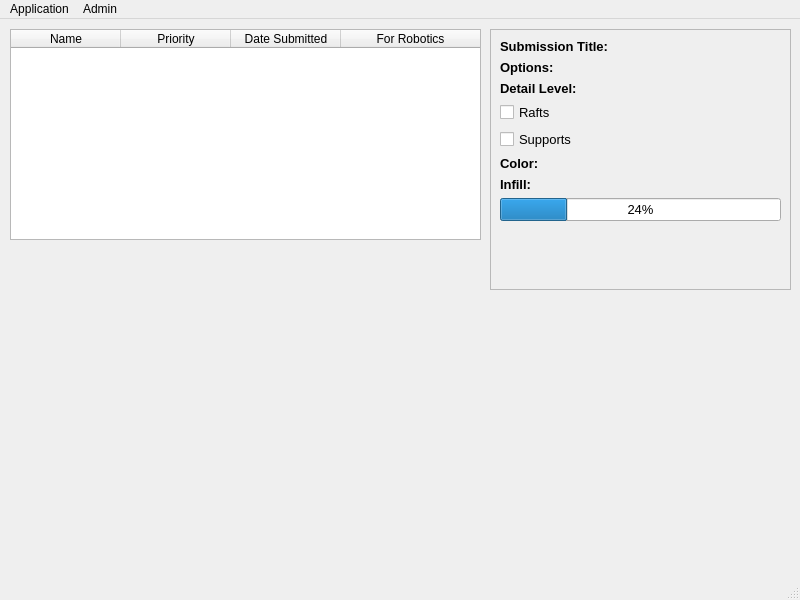
Above: Client/Main_Window.ui from Podshot/3DPrinterSystem before the change. Below: the same form after it.
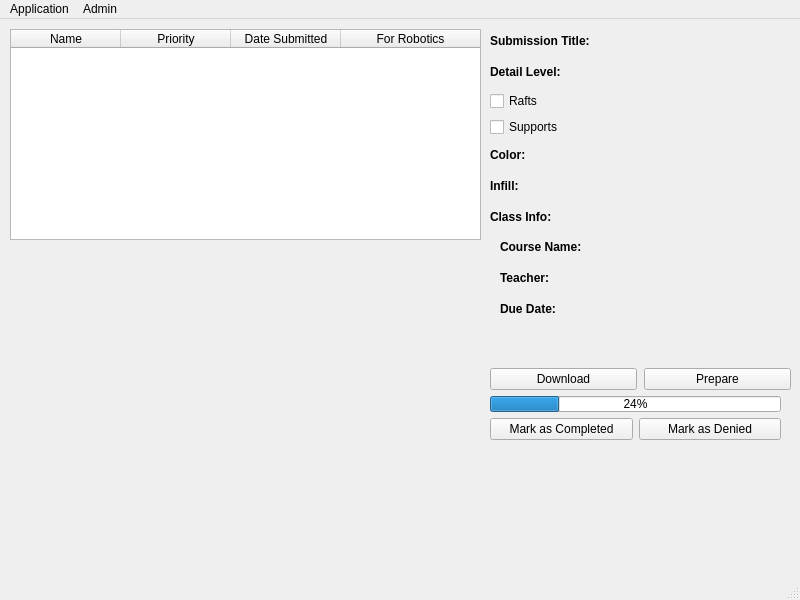
That is the form after the change. Custom widgets are drawn as their Qt base class.

Commit message: Started support for Heroku's internal database

```diff
--- a/Client/Main_Window.ui
+++ b/Client/Main_Window.ui
@@ -38,121 +38,6 @@
    <enum>QTabWidget::Rounded</enum>
   </property>
   <widget class="QWidget" name="centralwidget">
-   <widget class="QFrame" name="frame">
-    <property name="geometry">
-     <rect>
-      <x>490</x>
-      <y>10</y>
-      <width>301</width>
-      <height>261</height>
-     </rect>
-    </property>
-    <property name="font">
-     <font>
-      <pointsize>10</pointsize>
-     </font>
-    </property>
-    <property name="frameShape">
-     <enum>QFrame::StyledPanel</enum>
-    </property>
-    <property name="frameShadow">
-     <enum>QFrame::Sunken</enum>
-    </property>
-    <layout class="QFormLayout" name="formLayout_2">
-     <property name="fieldGrowthPolicy">
-      <enum>QFormLayout::AllNonFixedFieldsGrow</enum>
-     </property>
-     <item row="0" column="0">
-      <widget class="QLabel" name="title_label">
-       <property name="lineWidth">
-        <number>1</number>
-       </property>
-       <property name="text">
-        <string>&lt;b&gt;Submission Title:&lt;/b&gt;</string>
-       </property>
-       <property name="textFormat">
-        <enum>Qt::RichText</enum>
-       </property>
-      </widget>
-     </item>
-     <item row="1" column="0">
-      <widget class="QLabel" name="options_label">
-       <property name="text">
-        <string>&lt;b&gt;Options:&lt;/b&gt;</string>
-       </property>
-      </widget>
-     </item>
-     <item row="3" column="0">
-      <widget class="QReadOnlyCheckBox" name="rafts_option">
-       <property name="font">
-        <font>
-         <weight>50</weight>
-         <bold>false</bold>
-        </font>
-       </property>
-       <property name="text">
-        <string>Rafts</string>
-       </property>
-       <property name="checkable">
-        <bool>true</bool>
-       </property>
-       <property name="checked">
-        <bool>false</bool>
-       </property>
-       <property name="autoExclusive">
-        <bool>false</bool>
-       </property>
-       <property name="tristate">
-        <bool>false</bool>
-       </property>
-      </widget>
-     </item>
-     <item row="4" column="0">
-      <widget class="QReadOnlyCheckBox" name="supports_option">
-       <property name="enabled">
-        <bool>true</bool>
-       </property>
-       <property name="text">
-        <string>Supports</string>
-       </property>
-       <property name="checkable">
-        <bool>true</bool>
-       </property>
-      </widget>
-     </item>
-     <item row="5" column="0">
-      <widget class="QLabel" name="color_label">
-       <property name="text">
-        <string>&lt;b&gt;Color:&lt;/b&gt;</string>
-       </property>
-      </widget>
-     </item>
-     <item row="6" column="0">
-      <widget class="QLabel" name="infill_label">
-       <property name="text">
-        <string>&lt;b&gt;Infill:&lt;b/&gt;</string>
-       </property>
-      </widget>
-     </item>
-     <item row="2" column="0">
-      <widget class="QLabel" name="detail_label">
-       <property name="text">
-        <string>&lt;b&gt;Detail Level:&lt;/b&gt;</string>
-       </property>
-      </widget>
-     </item>
-     <item row="7" column="0" colspan="2">
-      <widget class="QProgressBar" name="progressBar">
-       <property name="value">
-        <number>24</number>
-       </property>
-       <property name="alignment">
-        <set>Qt::AlignCenter</set>
-       </property>
-      </widget>
-     </item>
-    </layout>
-   </widget>
    <widget class="QTableWidget" name="submissions_table">
     <property name="geometry">
      <rect>
@@ -213,6 +98,226 @@
      </property>
     </column>
    </widget>
+   <widget class="QWidget" name="gridLayoutWidget">
+    <property name="geometry">
+     <rect>
+      <x>490</x>
+      <y>10</y>
+      <width>301</width>
+      <height>361</height>
+     </rect>
+    </property>
+    <layout class="QGridLayout" name="gridLayout_2" columnstretch="0,0">
+     <property name="sizeConstraint">
+      <enum>QLayout::SetMaximumSize</enum>
+     </property>
+     <property name="horizontalSpacing">
+      <number>7</number>
+     </property>
+     <property name="verticalSpacing">
+      <number>6</number>
+     </property>
+     <item row="6" column="0">
+      <widget class="QLabel" name="class_info_label">
+       <property name="text">
+        <string>&lt;html&gt;&lt;head/&gt;&lt;body&gt;&lt;p&gt;&lt;span style=&quot; font-size:9pt; font-weight:600;&quot;&gt;Class Info:&lt;/span&gt;&lt;/p&gt;&lt;/body&gt;&lt;/html&gt;</string>
+       </property>
+      </widget>
+     </item>
+     <item row="4" column="0">
+      <widget class="QLabel" name="color_label">
+       <property name="text">
+        <string>&lt;html&gt;&lt;head/&gt;&lt;body&gt;&lt;p&gt;&lt;span style=&quot; font-size:9pt; font-weight:600;&quot;&gt;Color:&lt;/span&gt;&lt;/p&gt;&lt;/body&gt;&lt;/html&gt;</string>
+       </property>
+      </widget>
+     </item>
+     <item row="5" column="0">
+      <widget class="QLabel" name="infill_label">
+       <property name="text">
+        <string>&lt;html&gt;&lt;head/&gt;&lt;body&gt;&lt;p&gt;&lt;span style=&quot; font-size:9pt; font-weight:600;&quot;&gt;Infill:&lt;/span&gt;&lt;/p&gt;&lt;/body&gt;&lt;/html&gt;</string>
+       </property>
+      </widget>
+     </item>
+     <item row="1" column="0">
+      <widget class="QLabel" name="detail_label">
+       <property name="text">
+        <string>&lt;html&gt;&lt;head/&gt;&lt;body&gt;&lt;p&gt;&lt;span style=&quot; font-size:9pt; font-weight:600;&quot;&gt;Detail Level:&lt;/span&gt;&lt;/p&gt;&lt;/body&gt;&lt;/html&gt;</string>
+       </property>
+      </widget>
+     </item>
+     <item row="3" column="0">
+      <widget class="QReadOnlyCheckBox" name="supports_option">
+       <property name="enabled">
+        <bool>true</bool>
+       </property>
+       <property name="text">
+        <string>Supports</string>
+       </property>
+       <property name="checkable">
+        <bool>true</bool>
+       </property>
+      </widget>
+     </item>
+     <item row="2" column="0">
+      <widget class="QReadOnlyCheckBox" name="rafts_option">
+       <property name="font">
+        <font>
+         <weight>50</weight>
+         <bold>false</bold>
+        </font>
+       </property>
+       <property name="text">
+        <string>Rafts</string>
+       </property>
+       <property name="checkable">
+        <bool>true</bool>
+       </property>
+       <property name="checked">
+        <bool>false</bool>
+       </property>
+       <property name="autoExclusive">
+        <bool>false</bool>
+       </property>
+       <property name="tristate">
+        <bool>false</bool>
+       </property>
+      </widget>
+     </item>
+     <item row="10" column="0">
+      <spacer name="verticalSpacer">
+       <property name="orientation">
+        <enum>Qt::Vertical</enum>
+       </property>
+       <property name="sizeType">
+        <enum>QSizePolicy::Fixed</enum>
+       </property>
+       <property name="sizeHint" stdset="0">
+        <size>
+         <width>20</width>
+         <height>40</height>
+        </size>
+       </property>
+      </spacer>
+     </item>
+     <item row="7" column="0">
+      <widget class="QLabel" name="class_course_label">
+       <property name="text">
+        <string>&lt;html&gt;&lt;head/&gt;&lt;body&gt;&lt;p&gt;&lt;span style=&quot; font-size:9pt; font-weight:600;&quot;&gt;Course Name: &lt;/span&gt;&lt;/p&gt;&lt;/body&gt;&lt;/html&gt;</string>
+       </property>
+       <property name="textFormat">
+        <enum>Qt::RichText</enum>
+       </property>
+       <property name="alignment">
+        <set>Qt::AlignLeading|Qt::AlignLeft|Qt::AlignVCenter</set>
+       </property>
+       <property name="indent">
+        <number>10</number>
+       </property>
+      </widget>
+     </item>
+     <item row="0" column="0">
+      <widget class="QLabel" name="title_label">
+       <property name="lineWidth">
+        <number>1</number>
+       </property>
+       <property name="text">
+        <string>&lt;html&gt;&lt;head/&gt;&lt;body&gt;&lt;p&gt;&lt;span style=&quot; font-size:9pt; font-weight:600;&quot;&gt;Submission Title:&lt;/span&gt;&lt;/p&gt;&lt;/body&gt;&lt;/html&gt;</string>
+       </property>
+       <property name="textFormat">
+        <enum>Qt::RichText</enum>
+       </property>
+      </widget>
+     </item>
+     <item row="9" column="0">
+      <widget class="QLabel" name="class_due_date_label">
+       <property name="text">
+        <string>&lt;html&gt;&lt;head/&gt;&lt;body&gt;&lt;p&gt;&lt;span style=&quot; font-size:9pt; font-weight:600;&quot;&gt;Due Date: &lt;/span&gt;&lt;/p&gt;&lt;/body&gt;&lt;/html&gt;</string>
+       </property>
+       <property name="textFormat">
+        <enum>Qt::RichText</enum>
+       </property>
+       <property name="alignment">
+        <set>Qt::AlignLeading|Qt::AlignLeft|Qt::AlignVCenter</set>
+       </property>
+       <property name="indent">
+        <number>10</number>
+       </property>
+      </widget>
+     </item>
+     <item row="8" column="0">
+      <widget class="QLabel" name="class_teacher_label">
+       <property name="text">
+        <string>&lt;html&gt;&lt;head/&gt;&lt;body&gt;&lt;p&gt;&lt;span style=&quot; font-size:9pt; font-weight:600;&quot;&gt;Teacher: &lt;/span&gt;&lt;/p&gt;&lt;/body&gt;&lt;/html&gt;</string>
+       </property>
+       <property name="textFormat">
+        <enum>Qt::RichText</enum>
+       </property>
+       <property name="alignment">
+        <set>Qt::AlignLeading|Qt::AlignLeft|Qt::AlignVCenter</set>
+       </property>
+       <property name="indent">
+        <number>10</number>
+       </property>
+      </widget>
+     </item>
+     <item row="11" column="0">
+      <widget class="QPushButton" name="download_button">
+       <property name="text">
+        <string>Download</string>
+       </property>
+      </widget>
+     </item>
+     <item row="11" column="1">
+      <widget class="QPushButton" name="prepare_button">
+       <property name="text">
+        <string>Prepare</string>
+       </property>
+      </widget>
+     </item>
+    </layout>
+   </widget>
+   <widget class="QWidget" name="gridLayoutWidget_2">
+    <property name="geometry">
+     <rect>
+      <x>490</x>
+      <y>390</y>
+      <width>291</width>
+      <height>41</height>
+     </rect>
+    </property>
+    <layout class="QGridLayout" name="gridLayout">
+     <item row="0" column="0">
+      <widget class="QPushButton" name="completed_button">
+       <property name="text">
+        <string>Mark as Completed</string>
+       </property>
+      </widget>
+     </item>
+     <item row="0" column="1">
+      <widget class="QPushButton" name="denied_button">
+       <property name="text">
+        <string>Mark as Denied</string>
+       </property>
+      </widget>
+     </item>
+    </layout>
+   </widget>
+   <widget class="QProgressBar" name="download_progressbar">
+    <property name="geometry">
+     <rect>
+      <x>490</x>
+      <y>377</y>
+      <width>291</width>
+      <height>16</height>
+     </rect>
+    </property>
+    <property name="value">
+     <number>24</number>
+    </property>
+    <property name="alignment">
+     <set>Qt::AlignCenter</set>
+    </property>
+   </widget>
   </widget>
   <widget class="QMenuBar" name="menubar">
    <property name="geometry">
```
The commit also changes 5 other files.
